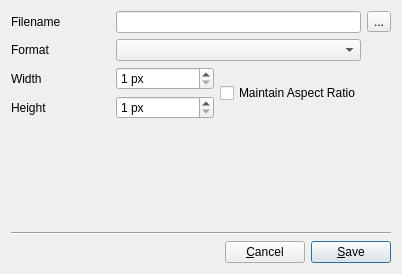
Above: src/gui/saveimage.ui from trisyoungs/uchroma before the change. Below: the same form after it.
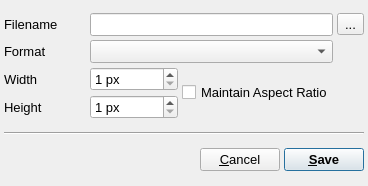
That is the form after the change. Icons and pictures are not drawn.

Commit message: Set correct general font size for several subwindows, and renamed some Close buttons to Cancel. Partial addition of ReferenceSetupDialog.

The edit to the form file:
```diff
--- a/src/gui/saveimage.ui
+++ b/src/gui/saveimage.ui
@@ -6,10 +6,21 @@
    <rect>
     <x>0</x>
     <y>0</y>
-    <width>402</width>
-    <height>274</height>
+    <width>368</width>
+    <height>186</height>
    </rect>
   </property>
+  <property name="sizePolicy">
+   <sizepolicy hsizetype="Preferred" vsizetype="Minimum">
+    <horstretch>0</horstretch>
+    <verstretch>0</verstretch>
+   </sizepolicy>
+  </property>
+  <property name="font">
+   <font>
+    <pointsize>10</pointsize>
+   </font>
+  </property>
   <property name="windowTitle">
    <string>Save Image</string>
   </property>
@@ -18,6 +29,12 @@
     <normaloff>:/uchroma/icons/uchroma.svg</normaloff>:/uchroma/icons/uchroma.svg</iconset>
   </property>
   <layout class="QVBoxLayout" name="verticalLayout">
+   <property name="spacing">
+    <number>4</number>
+   </property>
+   <property name="margin">
+    <number>4</number>
+   </property>
    <item>
     <layout class="QGridLayout" name="gridLayout">
      <item row="2" column="1">
@@ -96,19 +113,6 @@
      </item>
     </layout>
    </item>
-   <item>
-    <spacer name="verticalSpacer">
-     <property name="orientation">
-      <enum>Qt::Vertical</enum>
-     </property>
-     <property name="sizeHint" stdset="0">
-      <size>
-       <width>20</width>
-       <height>40</height>
-      </size>
-     </property>
-    </spacer>
-   </item>
    <item>
     <widget class="Line" name="line">
      <property name="orientation">
@@ -143,9 +147,18 @@
      </item>
      <item>
       <widget class="QPushButton" name="SaveImageButton">
+       <property name="font">
+        <font>
+         <weight>75</weight>
+         <bold>true</bold>
+        </font>
+       </property>
        <property name="text">
         <string>&amp;Save</string>
        </property>
+       <property name="default">
+        <bool>true</bool>
+       </property>
       </widget>
      </item>
     </layout>
```
The commit also changes 25 other files.
